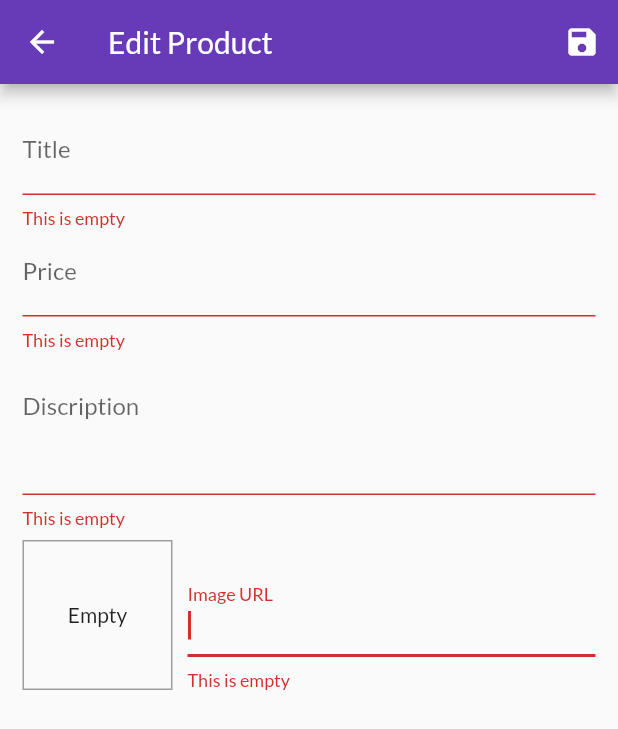
After one commit to thq4n/flutter_shop_app, a Flutter app: the EditProductScreen screen opened by its route, after a tap on the "save" icon, on a phone screen of 412 x 824 dp. The commit adds this screen. Shown: the top 729 px of the screen. Run offline on Flutter 3.47's test engine with Material 2 defaults, Android fonts, the phone set to English and light mode, and no system bars; network calls fail.

Commit message:
finish section User Input & Forms

```diff
--- a/lib/main.dart
+++ b/lib/main.dart
@@ -1,9 +1,11 @@
 import 'package:flutter/material.dart';
 import 'package:flutter_shop_app/providers/order_provider.dart';
 import 'package:flutter_shop_app/screens/cart_screen.dart';
+import 'package:flutter_shop_app/screens/edit_product_screen.dart';
 import 'package:flutter_shop_app/screens/order_screen.dart';
 import 'package:flutter_shop_app/screens/product_detail_screen.dart';
 import 'package:flutter_shop_app/screens/products_overview_screen.dart';
+import 'package:flutter_shop_app/screens/user_product_screen.dart';
 import 'package:provider/provider.dart';
 
 import 'providers/cart_provider.dart';
@@ -43,6 +45,8 @@ class MyApp extends StatelessWidget {
           ProductDetailScreen.routeName: (ctx) => ProductDetailScreen(),
           CartScreen.routeName: (ctx) => CartScreen(),
           OrderScreen.routeName: (ctx) => OrderScreen(),
+          UserProductScreen.routeName: (ctx) => UserProductScreen(),
+          EditProductScreen.routeName: (ctx) => EditProductScreen(),
         },
       ),
     );
--- a/lib/providers/products_provider.dart
+++ b/lib/providers/products_provider.dart
@@ -26,8 +26,8 @@ class Products with ChangeNotifier {
   //   notifyListeners();
   // }
 
-  void addProduct() {
-    // _items.add(item);
+  void addProduct(Product newProduct) {
+    _items.add(newProduct);
     notifyListeners();
   }
 
@@ -43,4 +43,12 @@ class Products with ChangeNotifier {
   void reload() {
     notifyListeners();
   }
+
+  void modifyProduct(Product newProduct) {
+    var index = _items.indexWhere((item) => item.id == newProduct.id);
+    _items[index] = newProduct;
+    notifyListeners();
+  }
+
+
 }
--- /dev/null
+++ b/lib/screens/edit_product_screen.dart
@@ -0,0 +1,268 @@
+import 'package:flutter/material.dart';
+import 'package:flutter_shop_app/providers/product_provider.dart';
+import 'package:flutter_shop_app/providers/products_provider.dart';
+import 'package:provider/provider.dart';
+
+class EditProductScreen extends StatefulWidget {
+  static String routeName = "/edit-product";
+
+  @override
+  _EditProductScreenState createState() => _EditProductScreenState();
+}
+
+class _EditProductScreenState extends State<EditProductScreen> {
+  final _titleFocusNode = FocusNode();
+  final _priceFocusNode = FocusNode();
+  final _disciptionFocusNode = FocusNode();
+  final _imageUrlFocusNode = FocusNode();
+
+  final _titleController = TextEditingController();
+  final _priceController = TextEditingController();
+  final _discriptionController = TextEditingController();
+  final _imageUrlController = TextEditingController();
+
+  final _form = GlobalKey<FormState>();
+
+  bool _isNeedInit = true;
+  bool _isEditMode = false;
+
+  Product product = Product(
+      id: UniqueKey().toString(),
+      title: "",
+      description: "",
+      price: 0,
+      imageUrl: "");
+
+  void _updateImageUrl() {
+    if (!_imageUrlFocusNode.hasFocus) {
+      setState(() {});
+    }
+  }
+
+  void _saveForm() {
+    if (!_form.currentState!.validate()) {
+      return;
+    }
+    _form.currentState!.save();
+    if (_isEditMode) {
+      Provider.of<Products>(context, listen: false).modifyProduct(product);
+    } else {
+      Provider.of<Products>(context, listen: false).addProduct(product);
+    }
+    Navigator.of(context).pop();
+    // FocusManager.instance.primaryFocus!.unfocus();
+    // setState(() {
+    //   _titleController.text = product.title;
+    //   _priceController.text = product.price.toStringAsFixed(2);
+    //   _discriptionController.text = product.description;
+    //   _imageUrlController.text = product.imageUrl;
+    // });
+  }
+
+  @override
+  void initState() {
+    _imageUrlFocusNode.addListener(_updateImageUrl);
+
+    super.initState();
+  }
+
+  @override
+  void didChangeDependencies() {
+    if (_isNeedInit) {
+      var tempProduct = ModalRoute.of(context)!.settings.arguments;
+      if (tempProduct != null) {
+        product = tempProduct as Product;
+        _isEditMode = true;
+      }
+      _titleController.text = product.title;
+      _priceController.text =
+          product.price != 0 ? product.price.toStringAsFixed(2) : "";
+      _discriptionController.text = product.description;
+      _imageUrlController.text = product.imageUrl;
+      _isNeedInit = false;
+    }
+
+    super.didChangeDependencies();
+  }
+
+  @override
+  void dispose() {
+    _imageUrlFocusNode.removeListener(_updateImageUrl);
+    _imageUrlController.dispose();
+    _titleFocusNode.dispose();
+    _priceFocusNode.dispose();
+    _disciptionFocusNode.dispose();
+
+    super.dispose();
+  }
+
+  @override
+  Widget build(BuildContext context) {
+    return Scaffold(
+      appBar: AppBar(
+        title: Text("Edit Product"),
+        actions: [
+          IconButton(
+            onPressed: () {
+              _saveForm();
+            },
+            icon: Icon(Icons.save),
+          ),
+        ],
+      ),
+      body: Padding(
+        padding: const EdgeInsets.all(15.0),
+        child: Form(
+          key: _form,
+          child: SingleChildScrollView(
+            child: Column(
+              children: [
+                TextFormField(
+                  decoration: InputDecoration(labelText: "Title"),
+                  textInputAction: TextInputAction.next,
+                  focusNode: _titleFocusNode,
+                  controller: _titleController,
+                  onFieldSubmitted: (_) {
+                    FocusScope.of(context).requestFocus(_priceFocusNode);
+                  },
+                  validator: (value) {
+                    if (value == "" || value == null) {
+                      _titleFocusNode.requestFocus();
+                      return "This is empty";
+                    }
+                    return null;
+                  },
+                  onSaved: (value) {
+                    product = Product(
+                      id: product.id,
+                      title: value.toString(),
+                      description: product.description,
+                      price: product.price,
+                      imageUrl: product.imageUrl,
+                    );
+                  },
+                ),
+                TextFormField(
+                  decoration: InputDecoration(labelText: "Price"),
+                  textInputAction: TextInputAction.next,
+                  keyboardType: TextInputType.number,
+                  controller: _priceController,
+                  focusNode: _priceFocusNode,
+                  onFieldSubmitted: (_) {
+                    FocusScope.of(context).requestFocus(_disciptionFocusNode);
+                  },
+                  validator: (value) {
+                    if (value == "" || value == null) {
+                      _priceFocusNode.requestFocus();
+                      return "This is empty";
+                    } else if (double.tryParse(value) == null) {
+                      _priceFocusNode.requestFocus();
+                      return "This is invalid number";
+                    } else if (double.parse(value) <= 0) {
+                      _priceFocusNode.requestFocus();
+                      return "This is negative";
+                    }
+                    return null;
+                  },
+                  onSaved: (value) {
+                    product = Product(
+                      id: product.id,
+                      title: product.title,
+                      description: product.description,
+                      price: double.parse(
+                          double.parse(value.toString()).toStringAsFixed(2)),
+                      imageUrl: product.imageUrl,
+                    );
+                  },
+                ),
+                TextFormField(
+                  textAlign: TextAlign.start,
+                  decoration: InputDecoration(
+                    labelText: "Discription",
+                    alignLabelWithHint: true,
+                  ),
+                  maxLines: 3,
+                  textInputAction: TextInputAction.next,
+                  controller: _discriptionController,
+                  focusNode: _disciptionFocusNode,
+                  onFieldSubmitted: (_) {
+                    FocusScope.of(context).requestFocus(_imageUrlFocusNode);
+                  },
+                  validator: (value) {
+                    if (value == "" || value == null) {
+                      _disciptionFocusNode.requestFocus();
+                      return "This is empty";
+                    }
+                    return null;
+                  },
+                  onSaved: (value) {
+                    product = Product(
+                      id: product.id,
+                      title: product.title,
+                      description: value.toString(),
+                      price: product.price,
+                      imageUrl: product.imageUrl,
+                    );
+                  },
+                ),
+                Row(
+                  crossAxisAlignment: CrossAxisAlignment.end,
+                  children: [
+                    Container(
+                      height: 100,
+                      width: 100,
+                      decoration: BoxDecoration(
+                        border: Border.all(
+                          width: 1,
+                          color: Colors.grey,
+                        ),
+                      ),
+                      margin: EdgeInsets.only(right: 10, top: 8),
+                      child: _imageUrlController.text.isEmpty
+                          ? Center(
+                              child: Text("Empty"),
+                            )
+                          : Image.network(
+                              _imageUrlController.text,
+                              fit: BoxFit.cover,
+                            ),
+                    ),
+                    Expanded(
+                      child: TextFormField(
+                        decoration: InputDecoration(labelText: "Image URL"),
+                        keyboardType: TextInputType.url,
+                        textInputAction: TextInputAction.done,
+                        focusNode: _imageUrlFocusNode,
+                        controller: _imageUrlController,
+                        onEditingComplete: () {
+                          setState(() {});
+                        },
+                        validator: (value) {
+                          if (value == "" || value == null) {
+                            _imageUrlFocusNode.requestFocus();
+                            return "This is empty";
+                          }
+                          return null;
+                        },
+                        onSaved: (value) {
+                          product = Product(
+                            id: product.id,
+                            title: product.title,
+                            description: product.description,
+                            price: product.price,
+                            imageUrl: value.toString(),
+                          );
+                        },
+                        onFieldSubmitted: (_) => _saveForm(),
+                      ),
+                    )
+                  ],
+                )
+              ],
+            ),
+          ),
+        ),
+      ),
+    );
+  }
+}
--- a/lib/widgets/app_drawer.dart
+++ b/lib/widgets/app_drawer.dart
@@ -1,6 +1,7 @@
 import 'package:flutter/material.dart';
 import 'package:flutter_shop_app/screens/order_screen.dart';
 import 'package:flutter_shop_app/screens/products_overview_screen.dart';
+import 'package:flutter_shop_app/screens/user_product_screen.dart';
 
 class AppDrawer extends StatelessWidget {
   @override
@@ -9,7 +10,9 @@ class AppDrawer extends StatelessWidget {
       child: Column(
         children: [
           AppBar(
-            title: Text("Welcome ♥"),
+            title: FittedBox(
+              child: Text("Welcome to my shop"),
+            ),
             automaticallyImplyLeading: false,
           ),
           Divider(),
@@ -31,6 +34,16 @@ class AppDrawer extends StatelessWidget {
               Navigator.of(context).pushReplacementNamed(OrderScreen.routeName);
             },
           ),
+          Divider(),
+          ListTile(
+            leading: Icon(Icons.edit),
+            title: Text("Manage Products"),
+            onTap: () {
+              Navigator.of(context).pop();
+              Navigator.of(context)
+                  .pushReplacementNamed(UserProductScreen.routeName);
+            },
+          ),
         ],
       ),
     );
```
Also changed, not shown: lib/screens/user_product_screen.dart (added, +36 -0 lines), lib/widgets/user_product_item.dart (added, +94 -0 lines).
